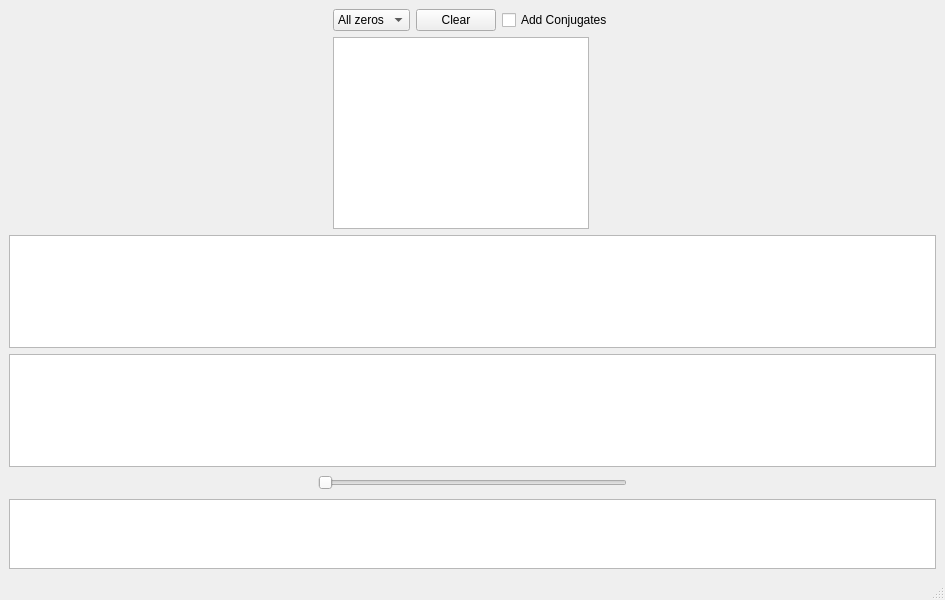
This is main.ui in AliBadran716/Realtime_Digital_Filter as Qt 5 draws it before an edit. The edited form follows.
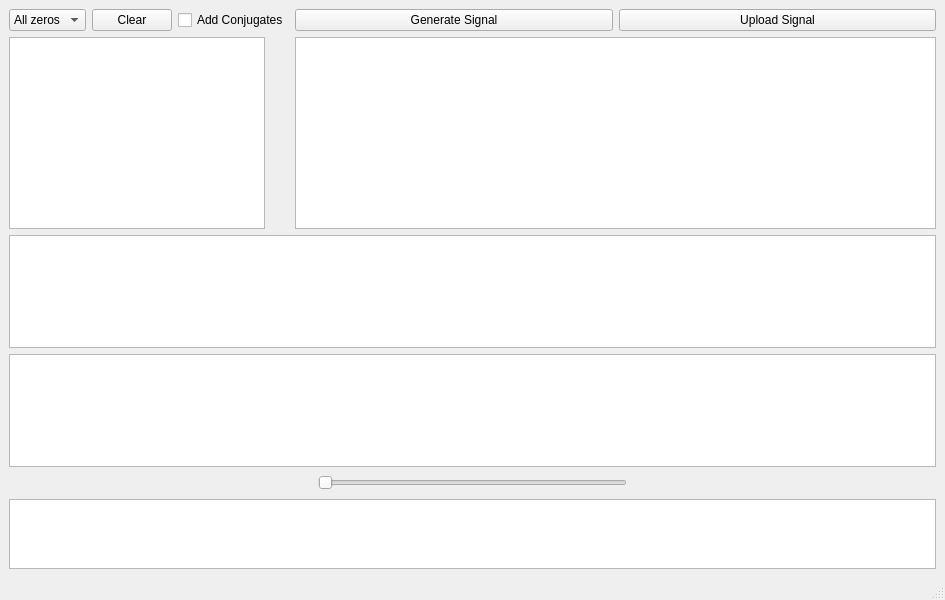
This is the edited form.

The edit to the form file:
```diff
--- a/main.ui
+++ b/main.ui
@@ -15,7 +15,87 @@
   </property>
   <widget class="QWidget" name="centralwidget">
    <layout class="QGridLayout" name="gridLayout">
-    <item row="1" column="0">
+    <item row="0" column="0">
+     <layout class="QVBoxLayout" name="verticalLayout">
+      <item>
+       <layout class="QHBoxLayout" name="horizontalLayout_2">
+        <item>
+         <layout class="QHBoxLayout" name="horizontalLayout">
+          <item>
+           <widget class="QComboBox" name="clear_combo_box">
+            <item>
+             <property name="text">
+              <string>All zeros</string>
+             </property>
+            </item>
+            <item>
+             <property name="text">
+              <string>All poles</string>
+             </property>
+            </item>
+            <item>
+             <property name="text">
+              <string>Both</string>
+             </property>
+            </item>
+           </widget>
+          </item>
+          <item>
+           <widget class="QPushButton" name="clear_btn">
+            <property name="text">
+             <string>Clear</string>
+            </property>
+           </widget>
+          </item>
+         </layout>
+        </item>
+        <item>
+         <widget class="QCheckBox" name="conjugate_check_box">
+          <property name="text">
+           <string>Add Conjugates</string>
+          </property>
+         </widget>
+        </item>
+       </layout>
+      </item>
+      <item>
+       <widget class="QGraphicsView" name="z_plane_plot">
+        <property name="sizePolicy">
+         <sizepolicy hsizetype="Fixed" vsizetype="Fixed">
+          <horstretch>0</horstretch>
+          <verstretch>0</verstretch>
+         </sizepolicy>
+        </property>
+       </widget>
+      </item>
+     </layout>
+    </item>
+    <item row="0" column="1">
+     <layout class="QVBoxLayout" name="verticalLayout_5">
+      <item>
+       <layout class="QHBoxLayout" name="horizontalLayout_4">
+        <item>
+         <widget class="QPushButton" name="generate_signal_btn">
+          <property name="text">
+           <string>Generate Signal</string>
+          </property>
+         </widget>
+        </item>
+        <item>
+         <widget class="QPushButton" name="upload_signal_btn">
+          <property name="text">
+           <string>Upload Signal</string>
+          </property>
+         </widget>
+        </item>
+       </layout>
+      </item>
+      <item>
+       <widget class="QGraphicsView" name="graphicsView_2"/>
+      </item>
+     </layout>
+    </item>
+    <item row="1" column="0" colspan="2">
      <layout class="QVBoxLayout" name="verticalLayout_4">
       <item>
        <layout class="QVBoxLayout" name="verticalLayout_2">
@@ -73,91 +153,6 @@
       </item>
      </layout>
     </item>
-    <item row="0" column="0">
-     <layout class="QHBoxLayout" name="horizontalLayout_4">
-      <item>
-       <spacer name="horizontalSpacer_3">
-        <property name="orientation">
-         <enum>Qt::Horizontal</enum>
-        </property>
-        <property name="sizeHint" stdset="0">
-         <size>
-          <width>40</width>
-          <height>20</height>
-         </size>
-        </property>
-       </spacer>
-      </item>
-      <item>
-       <layout class="QVBoxLayout" name="verticalLayout">
-        <item>
-         <layout class="QHBoxLayout" name="horizontalLayout_2">
-          <item>
-           <layout class="QHBoxLayout" name="horizontalLayout">
-            <item>
-             <widget class="QComboBox" name="clear_combo_box">
-              <item>
-               <property name="text">
-                <string>All zeros</string>
-               </property>
-              </item>
-              <item>
-               <property name="text">
-                <string>All poles</string>
-               </property>
-              </item>
-              <item>
-               <property name="text">
-                <string>Both</string>
-               </property>
-              </item>
-             </widget>
-            </item>
-            <item>
-             <widget class="QPushButton" name="clear_btn">
-              <property name="text">
-               <string>Clear</string>
-              </property>
-             </widget>
-            </item>
-           </layout>
-          </item>
-          <item>
-           <widget class="QCheckBox" name="conjugate_check_box">
-            <property name="text">
-             <string>Add Conjugates</string>
-            </property>
-           </widget>
-          </item>
-         </layout>
-        </item>
-        <item>
-         <widget class="QGraphicsView" name="z_plane_plot">
-          <property name="sizePolicy">
-           <sizepolicy hsizetype="Fixed" vsizetype="Fixed">
-            <horstretch>0</horstretch>
-            <verstretch>0</verstretch>
-           </sizepolicy>
-          </property>
-         </widget>
-        </item>
-       </layout>
-      </item>
-      <item>
-       <spacer name="horizontalSpacer_4">
-        <property name="orientation">
-         <enum>Qt::Horizontal</enum>
-        </property>
-        <property name="sizeHint" stdset="0">
-         <size>
-          <width>40</width>
-          <height>20</height>
-         </size>
-        </property>
-       </spacer>
-      </item>
-     </layout>
-    </item>
    </layout>
   </widget>
   <widget class="QMenuBar" name="menubar">
```
Left out of the diff: 5 changed lines with no effect on the pictures.
